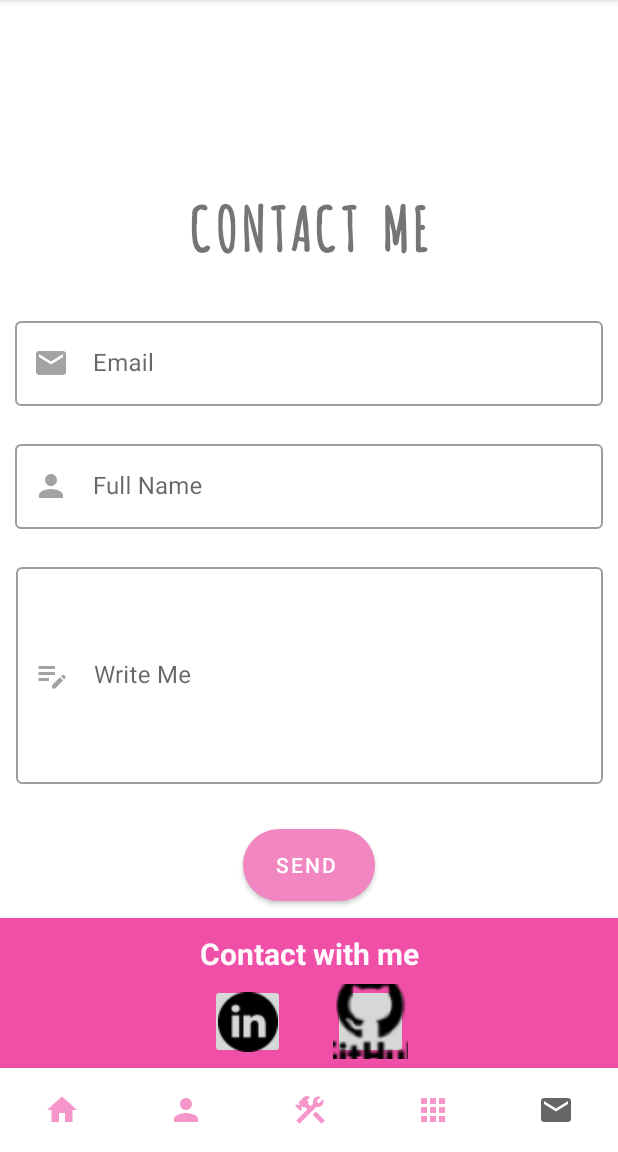
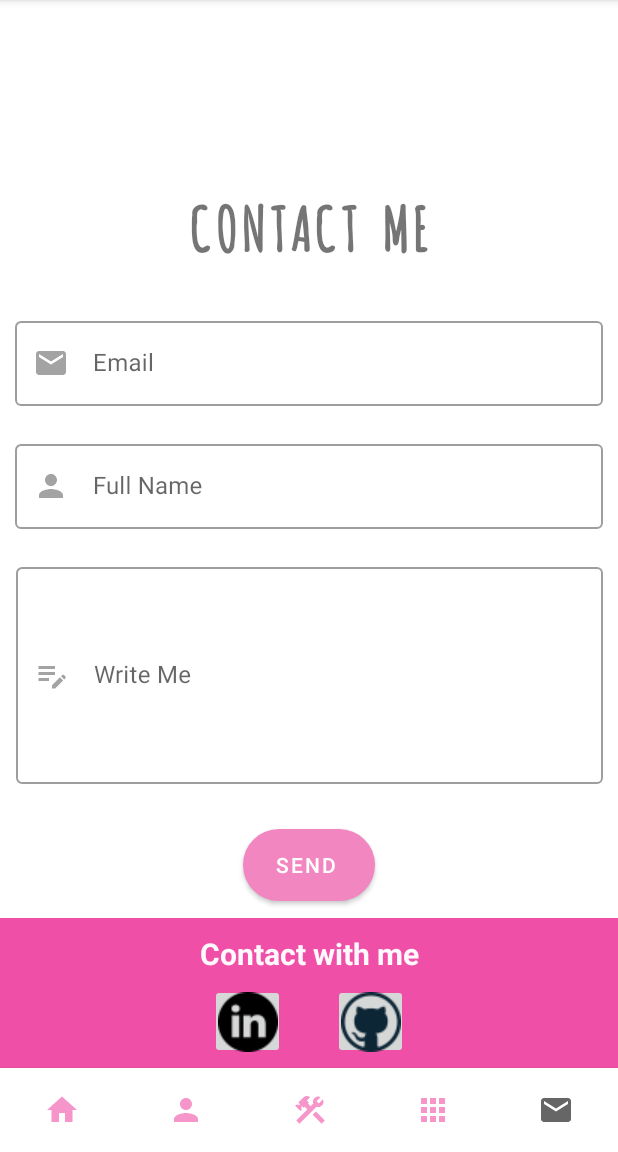
Before and after one commit to danielmishan85/Protfolio, an Android app: the screen it shows after launch (MainActivity), item 5 of the bottom bar chosen, on a phone screen of 412 x 824 dp, the part 84-1236 px from its top. Run offline under Robolectric (Android 15) with nearby library versions, the phone set to English and light mode, and no system bars; Roboto replaces fonts that are not available here.

Commit message:
finish app

```diff
--- a/app/src/main/java/com/example/daniellamishan/model/Model.java
+++ b/app/src/main/java/com/example/daniellamishan/model/Model.java
@@ -17,8 +17,10 @@ public class Model {
 
     private Model() {
         projectList = new ArrayList<>();
+        projectList.add(new Project("android.resource://" + "com.example.daniellamishan" + "/" + R.raw.easyrest, "Java, Android, Fragments, Nav Graph, Parallel programming with threads, Access to Restful API, MongoDB", "https://github.com/danielmishan85/EasyRest-android"));
         projectList.add(new Project("android.resource://" + "com.example.daniellamishan" + "/" + R.raw.recforrest, "Java, Android, Fragments, Nav Graph, FireBase, Parallel programming with threads, weather API", "https://github.com/danielmishan85/RecForRest"));
         projectList.add(new Project("android.resource://" + "com.example.daniellamishan" + "/" + R.raw.foodorderapp, "Java, Android, Design UI", "https://github.com/danielmishan85/Food-Order-App"));
+        projectList.add(new Project("android.resource://" + "com.example.daniellamishan" + "/" + R.raw.clothingstore, "ReactJS, Bootstrap, NodeJS, ExpressJS, MongoDB, Firbase authantication, WebSocket", "https://github.com/danielmishan85/Web-App-Clothingstore"));
         projectList.add(new Project("android.resource://" + "com.example.daniellamishan" + "/" + R.raw.tiktaktoe, "Java, Android", "https://github.com/danielmishan85/TicTacToe"));
         projectList.add(new Project("android.resource://" + "com.example.daniellamishan" + "/" + R.raw.studentslist, "Java, Android", "https://github.com/danielmishan85/StudentsListApp"));
         projectList.add(new Project("android.resource://" + "com.example.daniellamishan" + "/" + R.raw.project1, "NodeJs, HTML", "https://github.com/danielmishan85/Node-farm"));
--- a/app/src/main/res/layout/fragment_contact_me.xml
+++ b/app/src/main/res/layout/fragment_contact_me.xml
@@ -130,6 +130,6 @@
             android:layout_marginBottom="6dp"
             app:layout_constraintBottom_toBottomOf="parent"
             app:layout_constraintEnd_toEndOf="parent"
-            app:srcCompat="@drawable/github" />
+            app:srcCompat="@drawable/minigithub" />
     </androidx.constraintlayout.widget.ConstraintLayout>
 </androidx.constraintlayout.widget.ConstraintLayout>
```
Also changed, not shown: app/src/main/res/drawable/minigithub.png (added), 2 other files.
